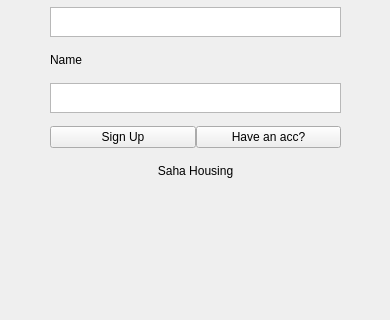
First picture: the form in UI/SignUp.ui, repository DShaKi/HousingProject, before the edit; both pictures show x 0 to 390 and y 245 to 565 of the 390 by 565 pixel window.
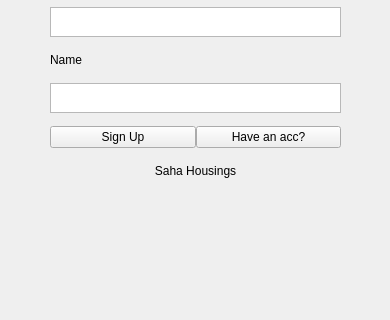
Second picture: the form after the edit.

Diff of the .ui file:
```diff
--- a/UI/SignUp.ui
+++ b/UI/SignUp.ui
@@ -194,7 +194,7 @@
        </size>
       </property>
       <property name="text">
-       <string>Saha Housing</string>
+       <string>Saha Housings</string>
       </property>
       <property name="alignment">
        <set>Qt::AlignCenter</set>
```
Left out of the diff: 2 changed lines with no effect on the pictures.
